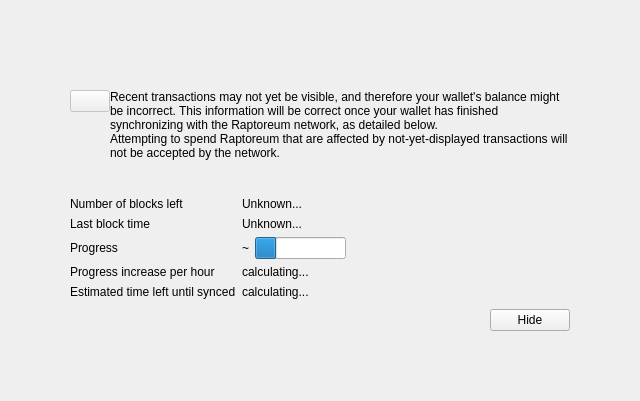
Before: the Qt Designer form src/qt/forms/modaloverlay.ui in Raptor3um/raptoreum, drawn with Qt 5.
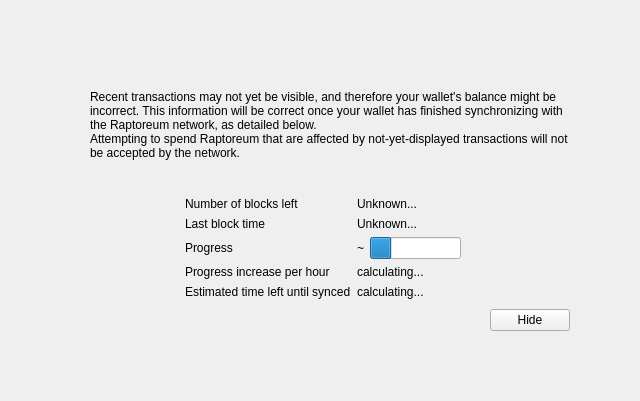
After: the same form once the commit is applied. Custom widgets are drawn as their Qt base class.

Commit message:
qt: Finetune ModalOverlay (#3699)
* qt: Align warning icon in ModalOverlay properly with the text

* qt: Center form layout in modaloverlay

```diff
--- a/src/qt/forms/modaloverlay.ui
+++ b/src/qt/forms/modaloverlay.ui
@@ -79,10 +79,7 @@
               <number>0</number>
              </property>
              <item>
-              <widget class="QPushButton" name="warningIcon">
-               <property name="enabled">
-                <bool>false</bool>
-               </property>
+              <widget class="QLabel" name="warningIcon">
                <property name="text">
                 <string/>
                </property>
@@ -172,6 +169,9 @@
            <property name="fieldGrowthPolicy">
             <enum>QFormLayout::FieldsStayAtSizeHint</enum>
            </property>
+           <property name="formAlignment">
+            <set>Qt::AlignHCenter|Qt::AlignTop</set>
+           </property>
            <property name="horizontalSpacing">
             <number>6</number>
            </property>
```
The commit also changes 2 other files.
